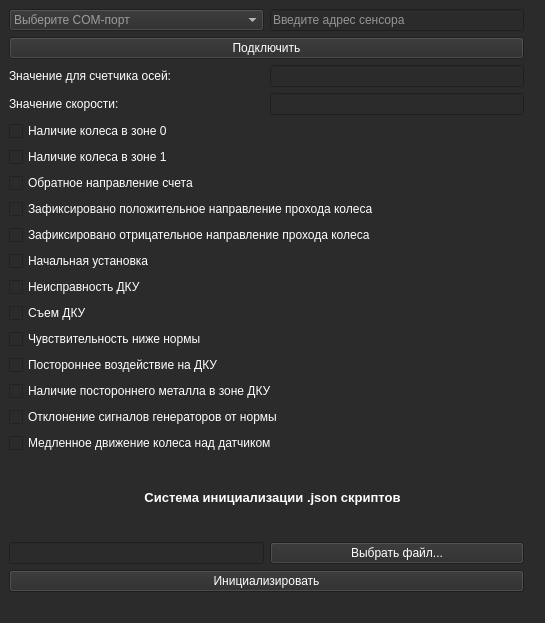
Splitcore1/PromElectroProj, file DKU-PromElectro-main/DKUSlave/DKUServer/mainwindow.ui: the form before one commit.
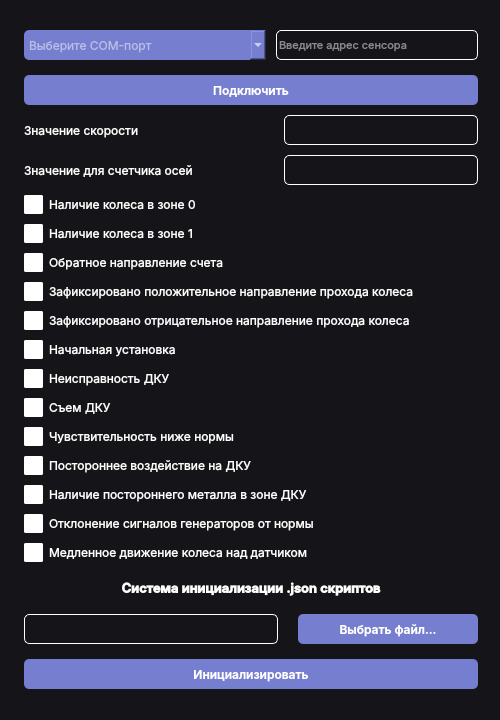
The form after the commit.

Commit message: Доработка дизайна приложения сервера

Diff of the .ui file:
```diff
--- a/DKU-PromElectro-main/DKUSlave/DKUServer/mainwindow.ui
+++ b/DKU-PromElectro-main/DKUSlave/DKUServer/mainwindow.ui
@@ -2,266 +2,792 @@
 <ui version="4.0">
  <class>MainWindow</class>
  <widget class="QMainWindow" name="MainWindow">
+  <property name="enabled">
+   <bool>true</bool>
+  </property>
   <property name="geometry">
    <rect>
     <x>0</x>
     <y>0</y>
-    <width>545</width>
-    <height>623</height>
+    <width>500</width>
+    <height>720</height>
    </rect>
   </property>
+  <property name="maximumSize">
+   <size>
+    <width>500</width>
+    <height>720</height>
+   </size>
+  </property>
   <property name="windowTitle">
    <string>ДКУ-02 Эмулятор</string>
   </property>
   <property name="styleSheet">
-   <string notr="true">background-color: rgb(43, 43, 43);</string>
+   <string notr="true">background-color: rgb(21, 21, 25);</string>
   </property>
   <widget class="QWidget" name="centralwidget">
-   <layout class="QGridLayout" name="gridLayout">
-    <item row="3" column="1">
-     <widget class="QLineEdit" name="speedEdit">
-      <property name="autoFillBackground">
-       <bool>false</bool>
-      </property>
-      <property name="styleSheet">
-       <string notr="true">color: rgb(255, 255, 255);</string>
-      </property>
-     </widget>
-    </item>
-    <item row="8" column="0" colspan="2">
-     <widget class="QCheckBox" name="r32_2">
-      <property name="styleSheet">
-       <string notr="true">color: rgb(255, 255, 255);</string>
-      </property>
-      <property name="text">
-       <string>Обратное направление счета</string>
-      </property>
-     </widget>
-    </item>
-    <item row="12" column="0" colspan="2">
-     <widget class="QCheckBox" name="r32_9">
-      <property name="styleSheet">
-       <string notr="true">color: rgb(255, 255, 255);</string>
-      </property>
-      <property name="text">
-       <string>Неисправность ДКУ</string>
-      </property>
-     </widget>
-    </item>
-    <item row="15" column="0" colspan="2">
-     <widget class="QCheckBox" name="r32_12">
-      <property name="styleSheet">
-       <string notr="true">color: rgb(255, 255, 255);</string>
-      </property>
-      <property name="text">
-       <string>Постороннее воздействие на ДКУ</string>
-      </property>
-     </widget>
-    </item>
-    <item row="11" column="0" colspan="2">
-     <widget class="QCheckBox" name="r32_8">
-      <property name="styleSheet">
-       <string notr="true">color: rgb(255, 255, 255);</string>
-      </property>
-      <property name="text">
-       <string>Начальная установка</string>
-      </property>
-     </widget>
-    </item>
-    <item row="18" column="0" colspan="2">
-     <widget class="QCheckBox" name="r32_15">
-      <property name="styleSheet">
-       <string notr="true">color: rgb(255, 255, 255);</string>
-      </property>
-      <property name="text">
-       <string>Медленное движение колеса над датчиком</string>
-      </property>
-     </widget>
-    </item>
-    <item row="19" column="0" colspan="4">
-     <widget class="QLabel" name="label_3">
-      <property name="font">
-       <font>
-        <pointsize>10</pointsize>
-        <bold>true</bold>
-       </font>
-      </property>
-      <property name="styleSheet">
-       <string notr="true">color: rgb(255, 255, 255);</string>
-      </property>
-      <property name="text">
-       <string>Система инициализации .json скриптов</string>
-      </property>
-      <property name="alignment">
-       <set>Qt::AlignCenter</set>
-      </property>
-     </widget>
-    </item>
-    <item row="17" column="0" colspan="2">
-     <widget class="QCheckBox" name="r32_14">
-      <property name="styleSheet">
-       <string notr="true">color: rgb(255, 255, 255);</string>
-      </property>
-      <property name="text">
-       <string>Отклонение сигналов генераторов от нормы</string>
-      </property>
-     </widget>
-    </item>
-    <item row="4" column="0" colspan="2">
-     <widget class="QCheckBox" name="r32_0">
-      <property name="styleSheet">
-       <string notr="true">color: rgb(255, 255, 255);</string>
-      </property>
-      <property name="text">
-       <string>Наличие колеса в зоне 0</string>
-      </property>
-     </widget>
-    </item>
-    <item row="9" column="0" colspan="2">
-     <widget class="QCheckBox" name="r32_3">
-      <property name="styleSheet">
-       <string notr="true">color: rgb(255, 255, 255);</string>
-      </property>
-      <property name="text">
-       <string>Зафиксировано положительное направление прохода колеса</string>
-      </property>
-     </widget>
-    </item>
-    <item row="20" column="0">
-     <widget class="QLineEdit" name="script_address">
-      <property name="styleSheet">
-       <string notr="true">color: rgb(255, 255, 255);</string>
-      </property>
-     </widget>
-    </item>
-    <item row="14" column="0" colspan="2">
-     <widget class="QCheckBox" name="r32_11">
-      <property name="styleSheet">
-       <string notr="true">color: rgb(255, 255, 255);</string>
-      </property>
-      <property name="text">
-       <string>Чувствительность ниже нормы</string>
-      </property>
-     </widget>
-    </item>
-    <item row="3" column="0">
-     <widget class="QLabel" name="label_2">
-      <property name="styleSheet">
-       <string notr="true">color: rgb(255, 255, 255);</string>
-      </property>
-      <property name="text">
-       <string>Значение скорости:</string>
-      </property>
-     </widget>
-    </item>
-    <item row="0" column="0">
-     <widget class="QComboBox" name="comports">
-      <property name="styleSheet">
-       <string notr="true">color: rgb(255, 255, 255);</string>
-      </property>
-      <property name="placeholderText">
-       <string>Выберите COM-порт</string>
-      </property>
-     </widget>
-    </item>
-    <item row="1" column="0" colspan="2">
-     <widget class="QPushButton" name="connect">
-      <property name="styleSheet">
-       <string notr="true">color: rgb(255, 255, 255);</string>
-      </property>
-      <property name="text">
-       <string>Подключить</string>
-      </property>
-     </widget>
-    </item>
-    <item row="2" column="0">
-     <widget class="QLabel" name="label">
-      <property name="styleSheet">
-       <string notr="true">color: rgb(255, 255, 255);</string>
-      </property>
-      <property name="text">
-       <string>Значение для счетчика осей:</string>
-      </property>
-     </widget>
-    </item>
-    <item row="20" column="1">
-     <widget class="QPushButton" name="choose_file">
-      <property name="styleSheet">
-       <string notr="true">color: rgb(255, 255, 255);</string>
-      </property>
-      <property name="text">
-       <string>Выбрать файл...</string>
-      </property>
-     </widget>
-    </item>
-    <item row="16" column="0" colspan="2">
-     <widget class="QCheckBox" name="r32_13">
-      <property name="styleSheet">
-       <string notr="true">color: rgb(255, 255, 255);</string>
-      </property>
-      <property name="text">
-       <string>Наличие постороннего металла в зоне ДКУ</string>
-      </property>
-     </widget>
-    </item>
-    <item row="2" column="1">
-     <widget class="QLineEdit" name="axis_amount">
-      <property name="styleSheet">
-       <string notr="true">color: rgb(255, 255, 255);</string>
-      </property>
-     </widget>
-    </item>
-    <item row="10" column="0" colspan="2">
-     <widget class="QCheckBox" name="r32_4">
-      <property name="styleSheet">
-       <string notr="true">color: rgb(255, 255, 255);</string>
-      </property>
-      <property name="text">
-       <string>Зафиксировано отрицательное направление прохода колеса</string>
-      </property>
-     </widget>
-    </item>
-    <item row="7" column="0" colspan="2">
-     <widget class="QCheckBox" name="r32_1">
-      <property name="styleSheet">
-       <string notr="true">color: rgb(255, 255, 255);</string>
-      </property>
-      <property name="text">
-       <string>Наличие колеса в зоне 1</string>
-      </property>
-     </widget>
-    </item>
-    <item row="13" column="0" colspan="2">
-     <widget class="QCheckBox" name="r32_10">
-      <property name="styleSheet">
-       <string notr="true">color: rgb(255, 255, 255);</string>
-      </property>
-      <property name="text">
-       <string>Съем ДКУ</string>
-      </property>
-     </widget>
-    </item>
-    <item row="0" column="1">
-     <widget class="QLineEdit" name="sen_adr">
-      <property name="styleSheet">
-       <string notr="true">color: rgb(255, 255, 255);</string>
-      </property>
-      <property name="placeholderText">
-       <string>Введите адрес сенсора</string>
-      </property>
-     </widget>
-    </item>
-    <item row="21" column="0" colspan="2">
-     <widget class="QPushButton" name="initialize">
-      <property name="styleSheet">
-       <string notr="true">color: rgb(255, 255, 255);</string>
-      </property>
-      <property name="text">
-       <string>Инициализировать</string>
-      </property>
-     </widget>
-    </item>
-   </layout>
+   <widget class="QWidget" name="">
+    <property name="geometry">
+     <rect>
+      <x>4</x>
+      <y>10</y>
+      <width>494</width>
+      <height>699</height>
+     </rect>
+    </property>
+    <layout class="QVBoxLayout" name="verticalLayout_5">
+     <property name="spacing">
+      <number>15</number>
+     </property>
+     <property name="leftMargin">
+      <number>20</number>
+     </property>
+     <property name="topMargin">
+      <number>20</number>
+     </property>
+     <property name="rightMargin">
+      <number>20</number>
+     </property>
+     <property name="bottomMargin">
+      <number>20</number>
+     </property>
+     <item>
+      <layout class="QVBoxLayout" name="verticalLayout_3">
+       <property name="spacing">
+        <number>10</number>
+       </property>
+       <item>
+        <layout class="QVBoxLayout" name="verticalLayout_4">
+         <property name="spacing">
+          <number>10</number>
+         </property>
+         <item>
+          <layout class="QGridLayout" name="gridLayout_2">
+           <property name="verticalSpacing">
+            <number>15</number>
+           </property>
+           <item row="0" column="0">
+            <widget class="QComboBox" name="comports">
+             <property name="minimumSize">
+              <size>
+               <width>242</width>
+               <height>30</height>
+              </size>
+             </property>
+             <property name="font">
+              <font>
+               <family>Inter</family>
+              </font>
+             </property>
+             <property name="styleSheet">
+              <string notr="true">border-radius: 5;
+background-color: rgb(117, 126, 207);
+color: rgb(255, 255, 255);</string>
+             </property>
+             <property name="placeholderText">
+              <string>Выберите COM-порт</string>
+             </property>
+            </widget>
+           </item>
+           <item row="0" column="1">
+            <widget class="QLineEdit" name="sen_adr">
+             <property name="minimumSize">
+              <size>
+               <width>179</width>
+               <height>30</height>
+              </size>
+             </property>
+             <property name="font">
+              <font>
+               <family>Inter</family>
+               <pointsize>8</pointsize>
+              </font>
+             </property>
+             <property name="styleSheet">
+              <string notr="true">color: rgb(255, 255, 255);
+border-radius: 5;
+border: 1px solid white;</string>
+             </property>
+             <property name="placeholderText">
+              <string>Введите адрес сенсора</string>
+             </property>
+            </widget>
+           </item>
+           <item row="1" column="0" colspan="2">
+            <widget class="QPushButton" name="connect">
+             <property name="minimumSize">
+              <size>
+               <width>441</width>
+               <height>30</height>
+              </size>
+             </property>
+             <property name="font">
+              <font>
+               <family>Inter SemiBold</family>
+              </font>
+             </property>
+             <property name="styleSheet">
+              <string notr="true">QPushButton{
+border-radius: 5;
+background-color: rgb(117, 126, 207);
+color: rgb(255, 255, 255);
+}
+QPushButton:hover{
+border-radius: 5;
+background-color: rgb(209, 214, 255);
+color: rgb(20, 20, 20);
+}</string>
+             </property>
+             <property name="text">
+              <string>Подключить</string>
+             </property>
+            </widget>
+           </item>
+          </layout>
+         </item>
+         <item>
+          <layout class="QVBoxLayout" name="verticalLayout_2">
+           <property name="spacing">
+            <number>10</number>
+           </property>
+           <item>
+            <layout class="QHBoxLayout" name="horizontalLayout_3">
+             <item>
+              <widget class="QLabel" name="label_2">
+               <property name="minimumSize">
+                <size>
+                 <width>250</width>
+                 <height>30</height>
+                </size>
+               </property>
+               <property name="font">
+                <font>
+                 <family>Inter</family>
+                 <pointsize>9</pointsize>
+                </font>
+               </property>
+               <property name="styleSheet">
+                <string notr="true">color: rgb(255, 255, 255);</string>
+               </property>
+               <property name="text">
+                <string>Значение скорости</string>
+               </property>
+              </widget>
+             </item>
+             <item>
+              <widget class="QLineEdit" name="speedEdit">
+               <property name="minimumSize">
+                <size>
+                 <width>190</width>
+                 <height>30</height>
+                </size>
+               </property>
+               <property name="font">
+                <font>
+                 <family>Inter</family>
+                 <pointsize>8</pointsize>
+                </font>
+               </property>
+               <property name="autoFillBackground">
+                <bool>false</bool>
+               </property>
+               <property name="styleSheet">
+                <string notr="true">color: rgb(255, 255, 255);
+border-radius: 5;
+border: 1px solid white;</string>
+               </property>
+              </widget>
+             </item>
+            </layout>
+           </item>
+           <item>
+            <layout class="QHBoxLayout" name="horizontalLayout_2">
+             <item>
+              <widget class="QLabel" name="label">
+               <property name="minimumSize">
+                <size>
+                 <width>250</width>
+                 <height>0</height>
+                </size>
+               </property>
+               <property name="font">
+                <font>
+                 <family>Inter</family>
+                 <pointsize>9</pointsize>
+                </font>
+               </property>
+               <property name="styleSheet">
+                <string notr="true">color: rgb(255, 255, 255);</string>
+               </property>
+               <property name="text">
+                <string>Значение для счетчика осей</string>
+               </property>
+              </widget>
+             </item>
+             <item>
+              <widget class="QLineEdit" name="axis_amount">
+               <property name="minimumSize">
+                <size>
+                 <width>190</width>
+                 <height>30</height>
+                </size>
+               </property>
+               <property name="font">
+                <font>
+                 <family>Inter</family>
+                 <pointsize>8</pointsize>
+                </font>
+               </property>
+               <property name="styleSheet">
+                <string notr="true">color: rgb(255, 255, 255);
+border-radius: 5;
+border: 1px solid white;</string>
+               </property>
+              </widget>
+             </item>
+            </layout>
+           </item>
+          </layout>
+         </item>
+         <item>
+          <layout class="QVBoxLayout" name="verticalLayout">
+           <property name="spacing">
+            <number>10</number>
+           </property>
+           <item>
+            <widget class="QCheckBox" name="r32_0">
+             <property name="font">
+              <font>
+               <family>Inter</family>
+               <pointsize>9</pointsize>
+              </font>
+             </property>
+             <property name="styleSheet">
+              <string notr="true">QCheckBox{
+color: rgb(255,255,255)
+}
+QCheckBox:indicator:unchecked{
+width: 15px;
+height: 15px;
+border-radius: 2px;
+border: 2px solid white;
+background-color: white;
+}
+QCheckBox:indicator:checked{
+width: 15px;
+height: 15px;
+border-radius: 2px;
+border: 2px solid white;
+background-color: rgb(117, 126, 207);
+}</string>
+             </property>
+             <property name="text">
+              <string>Наличие колеса в зоне 0</string>
+             </property>
+            </widget>
+           </item>
+           <item>
+            <widget class="QCheckBox" name="r32_1">
+             <property name="font">
+              <font>
+               <family>Inter</family>
+               <pointsize>9</pointsize>
+              </font>
+             </property>
+             <property name="styleSheet">
+              <string notr="true">QCheckBox{
+color: rgb(255,255,255)
+}
+QCheckBox:indicator:unchecked{
+width: 15px;
+height: 15px;
+border-radius: 2px;
+border: 2px solid white;
+background-color: white;
+}
+QCheckBox:indicator:checked{
+width: 15px;
+height: 15px;
+border-radius: 2px;
+border: 2px solid white;
+background-color: rgb(117, 126, 207);
+}</string>
+             </property>
+             <property name="text">
+              <string>Наличие колеса в зоне 1</string>
+             </property>
+            </widget>
+           </item>
+           <item>
+            <widget class="QCheckBox" name="r32_2">
+             <property name="font">
+              <font>
+               <family>Inter</family>
+               <pointsize>9</pointsize>
+              </font>
+             </property>
+             <property name="styleSheet">
+              <string notr="true">QCheckBox{
+color: rgb(255,255,255)
+}
+QCheckBox:indicator:unchecked{
+width: 15px;
+height: 15px;
+border-radius: 2px;
+border: 2px solid white;
+background-color: white;
+}
+QCheckBox:indicator:checked{
+width: 15px;
+height: 15px;
+border-radius: 2px;
+border: 2px solid white;
+background-color: rgb(117, 126, 207);
+}</string>
+             </property>
+             <property name="text">
+              <string>Обратное направление счета</string>
+             </property>
+            </widget>
+           </item>
+           <item>
+            <widget class="QCheckBox" name="r32_3">
+             <property name="font">
+              <font>
+               <family>Inter</family>
+               <pointsize>9</pointsize>
+              </font>
+             </property>
+             <property name="styleSheet">
+              <string notr="true">QCheckBox{
+color: rgb(255,255,255)
+}
+QCheckBox:indicator:unchecked{
+width: 15px;
+height: 15px;
+border-radius: 2px;
+border: 2px solid white;
+background-color: white;
+}
+QCheckBox:indicator:checked{
+width: 15px;
+height: 15px;
+border-radius: 2px;
+border: 2px solid white;
+background-color: rgb(117, 126, 207);
+}</string>
+             </property>
+             <property name="text">
+              <string>Зафиксировано положительное направление прохода колеса</string>
+             </property>
+            </widget>
+           </item>
+           <item>
+            <widget class="QCheckBox" name="r32_4">
+             <property name="font">
+              <font>
+               <family>Inter</family>
+               <pointsize>9</pointsize>
+              </font>
+             </property>
+             <property name="styleSheet">
+              <string notr="true">QCheckBox{
+color: rgb(255,255,255)
+}
+QCheckBox:indicator:unchecked{
+width: 15px;
+height: 15px;
+border-radius: 2px;
+border: 2px solid white;
+background-color: white;
+}
+QCheckBox:indicator:checked{
+width: 15px;
+height: 15px;
+border-radius: 2px;
+border: 2px solid white;
+background-color: rgb(117, 126, 207);
+}</string>
+             </property>
+             <property name="text">
+              <string>Зафиксировано отрицательное направление прохода колеса</string>
+             </property>
+            </widget>
+           </item>
+           <item>
+            <widget class="QCheckBox" name="r32_8">
+             <property name="font">
+              <font>
+               <family>Inter</family>
+               <pointsize>9</pointsize>
+              </font>
+             </property>
+             <property name="styleSheet">
+              <string notr="true">QCheckBox{
+color: rgb(255,255,255)
+}
+QCheckBox:indicator:unchecked{
+width: 15px;
+height: 15px;
+border-radius: 2px;
+border: 2px solid white;
+background-color: white;
+}
+QCheckBox:indicator:checked{
+width: 15px;
+height: 15px;
+border-radius: 2px;
+border: 2px solid white;
+background-color: rgb(117, 126, 207);
+}</string>
+             </property>
+             <property name="text">
+              <string>Начальная установка</string>
+             </property>
+            </widget>
+           </item>
+           <item>
+            <widget class="QCheckBox" name="r32_9">
+             <property name="font">
+              <font>
+               <family>Inter</family>
+               <pointsize>9</pointsize>
+              </font>
+             </property>
+             <property name="styleSheet">
+              <string notr="true">QCheckBox{
+color: rgb(255,255,255)
+}
+QCheckBox:indicator:unchecked{
+width: 15px;
+height: 15px;
+border-radius: 2px;
+border: 2px solid white;
+background-color: white;
+}
+QCheckBox:indicator:checked{
+width: 15px;
+height: 15px;
+border-radius: 2px;
+border: 2px solid white;
+background-color: rgb(117, 126, 207);
+}</string>
+             </property>
+             <property name="text">
+              <string>Неисправность ДКУ</string>
+             </property>
+            </widget>
+           </item>
+           <item>
+            <widget class="QCheckBox" name="r32_10">
+             <property name="font">
+              <font>
+               <family>Inter</family>
+               <pointsize>9</pointsize>
+              </font>
+             </property>
+             <property name="styleSheet">
+              <string notr="true">QCheckBox{
+color: rgb(255,255,255)
+}
+QCheckBox:indicator:unchecked{
+width: 15px;
+height: 15px;
+border-radius: 2px;
+border: 2px solid white;
+background-color: white;
+}
+QCheckBox:indicator:checked{
+width: 15px;
+height: 15px;
+border-radius: 2px;
+border: 2px solid white;
+background-color: rgb(117, 126, 207);
+}</string>
+             </property>
+             <property name="text">
+              <string>Съем ДКУ</string>
+             </property>
+            </widget>
+           </item>
+           <item>
+            <widget class="QCheckBox" name="r32_11">
+             <property name="font">
+              <font>
+               <family>Inter</family>
+               <pointsize>9</pointsize>
+              </font>
+             </property>
+             <property name="styleSheet">
+              <string notr="true">QCheckBox{
+color: rgb(255,255,255)
+}
+QCheckBox:indicator:unchecked{
+width: 15px;
+height: 15px;
+border-radius: 2px;
+border: 2px solid white;
+background-color: white;
+}
+QCheckBox:indicator:checked{
+width: 15px;
+height: 15px;
+border-radius: 2px;
+border: 2px solid white;
+background-color: rgb(117, 126, 207);
+}</string>
+             </property>
+             <property name="text">
+              <string>Чувствительность ниже нормы</string>
+             </property>
+            </widget>
+           </item>
+           <item>
+            <widget class="QCheckBox" name="r32_12">
+             <property name="font">
+              <font>
+               <family>Inter</family>
+               <pointsize>9</pointsize>
+              </font>
+             </property>
+             <property name="styleSheet">
+              <string notr="true">QCheckBox{
+color: rgb(255,255,255)
+}
+QCheckBox:indicator:unchecked{
+width: 15px;
+height: 15px;
+border-radius: 2px;
+border: 2px solid white;
+background-color: white;
+}
+QCheckBox:indicator:checked{
+width: 15px;
+height: 15px;
+border-radius: 2px;
+border: 2px solid white;
+background-color: rgb(117, 126, 207);
+}</string>
+             </property>
+             <property name="text">
+              <string>Постороннее воздействие на ДКУ</string>
+             </property>
+            </widget>
+           </item>
+           <item>
+            <widget class="QCheckBox" name="r32_13">
+             <property name="font">
+              <font>
+               <family>Inter</family>
+               <pointsize>9</pointsize>
+              </font>
+             </property>
+             <property name="styleSheet">
+              <string notr="true">QCheckBox{
+color: rgb(255,255,255)
+}
+QCheckBox:indicator:unchecked{
+width: 15px;
+height: 15px;
+border-radius: 2px;
+border: 2px solid white;
+background-color: white;
+}
+QCheckBox:indicator:checked{
+width: 15px;
+height: 15px;
+border-radius: 2px;
+border: 2px solid white;
+background-color: rgb(117, 126, 207);
+}</string>
+             </property>
+             <property name="text">
+              <string>Наличие постороннего металла в зоне ДКУ</string>
+             </property>
+            </widget>
+           </item>
+           <item>
+            <widget class="QCheckBox" name="r32_14">
+             <property name="font">
+              <font>
+               <family>Inter</family>
+               <pointsize>9</pointsize>
+              </font>
+             </property>
+             <property name="styleSheet">
+              <string notr="true">QCheckBox{
+color: rgb(255,255,255)
+}
+QCheckBox:indicator:unchecked{
+width: 15px;
+height: 15px;
+border-radius: 2px;
+border: 2px solid white;
+background-color: white;
+}
+QCheckBox:indicator:checked{
+width: 15px;
+height: 15px;
+border-radius: 2px;
+border: 2px solid white;
+background-color: rgb(117, 126, 207);
+}</string>
+             </property>
+             <property name="text">
+              <string>Отклонение сигналов генераторов от нормы</string>
+             </property>
+            </widget>
+           </item>
+           <item>
+            <widget class="QCheckBox" name="r32_15">
+             <property name="font">
+              <font>
+               <family>Inter</family>
+               <pointsize>9</pointsize>
+              </font>
+             </property>
+             <property name="styleSheet">
+              <string notr="true">QCheckBox{
+color: rgb(255,255,255)
+}
+QCheckBox:indicator:unchecked{
+width: 15px;
+height: 15px;
+border-radius: 2px;
+border: 2px solid white;
+background-color: white;
+}
+QCheckBox:indicator:checked{
+width: 15px;
+height: 15px;
+border-radius: 2px;
+border: 2px solid white;
+background-color: rgb(117, 126, 207);
+}</string>
+             </property>
+             <property name="text">
+              <string>Медленное движение колеса над датчиком</string>
+             </property>
+            </widget>
+           </item>
+          </layout>
+         </item>
+        </layout>
+       </item>
+       <item>
+        <widget class="QLabel" name="label_3">
+         <property name="font">
+          <font>
+           <family>Inter SemiBold</family>
+           <pointsize>10</pointsize>
+           <bold>true</bold>
+          </font>
+         </property>
+         <property name="styleSheet">
+          <string notr="true">color: rgb(255, 255, 255);</string>
+         </property>
+         <property name="text">
+          <string>Система инициализации .json скриптов</string>
+         </property>
+         <property name="alignment">
+          <set>Qt::AlignCenter</set>
+         </property>
+        </widget>
+       </item>
+       <item>
+        <layout class="QGridLayout" name="gridLayout">
+         <property name="horizontalSpacing">
+          <number>20</number>
+         </property>
+         <property name="verticalSpacing">
+          <number>15</number>
+         </property>
+         <item row="1" column="0" colspan="2">
+          <widget class="QPushButton" name="initialize">
+           <property name="minimumSize">
+            <size>
+             <width>0</width>
+             <height>30</height>
+            </size>
+           </property>
+           <property name="font">
+            <font>
+             <family>Inter SemiBold</family>
+            </font>
+           </property>
+           <property name="styleSheet">
+            <string notr="true">QPushButton{
+border-radius: 5;
+background-color: rgb(117, 126, 207);
+color: rgb(255, 255, 255);
+}
+QPushButton:hover{
+border-radius: 5;
+background-color: rgb(209, 214, 255);
+color: rgb(20, 20, 20);
+}</string>
+           </property>
+           <property name="text">
+            <string>Инициализировать</string>
+           </property>
+          </widget>
+         </item>
+         <item row="0" column="1">
+          <widget class="QPushButton" name="choose_file">
+           <property name="minimumSize">
+            <size>
+             <width>180</width>
+             <height>30</height>
+            </size>
+           </property>
+           <property name="font">
+            <font>
+             <family>Inter SemiBold</family>
+            </font>
+           </property>
+           <property name="styleSheet">
+            <string notr="true">QPushButton{
+border-radius: 5;
+background-color: rgb(117, 126, 207);
+color: rgb(255, 255, 255);
+}
+QPushButton:hover{
+border-radius: 5;
+	background-color: rgb(209, 214, 255);
+color: rgb(20, 20, 20);
+}</string>
+           </property>
+           <property name="text">
+            <string>Выбрать файл...</string>
+           </property>
+          </widget>
+         </item>
+         <item row="0" column="0">
+          <widget class="QLineEdit" name="script_address">
+           <property name="minimumSize">
+            <size>
+             <width>0</width>
+             <height>30</height>
+            </size>
+           </property>
+           <property name="font">
+            <font>
+             <pointsize>8</pointsize>
+            </font>
+           </property>
+           <property name="styleSheet">
+            <string notr="true">color: rgb(255, 255, 255);
+border-radius: 5;
+border: 1px solid white;</string>
+           </property>
+          </widget>
+         </item>
+        </layout>
+       </item>
+      </layout>
+     </item>
+    </layout>
+   </widget>
   </widget>
   <widget class="QMenuBar" name="menubar">
    <property name="geometry">
```
Left out of the diff: 2 changed lines with no effect on the pictures. The commit also changes 6 other files.
